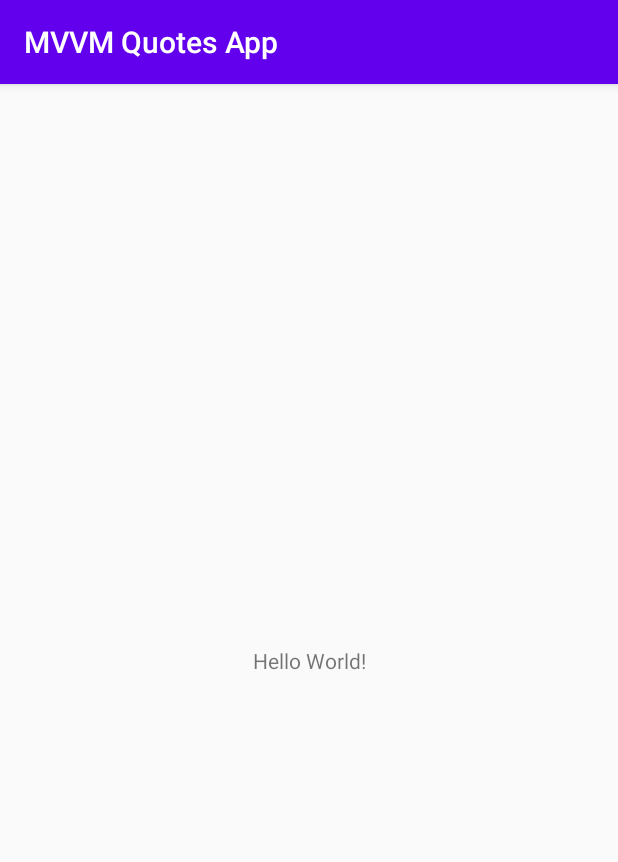
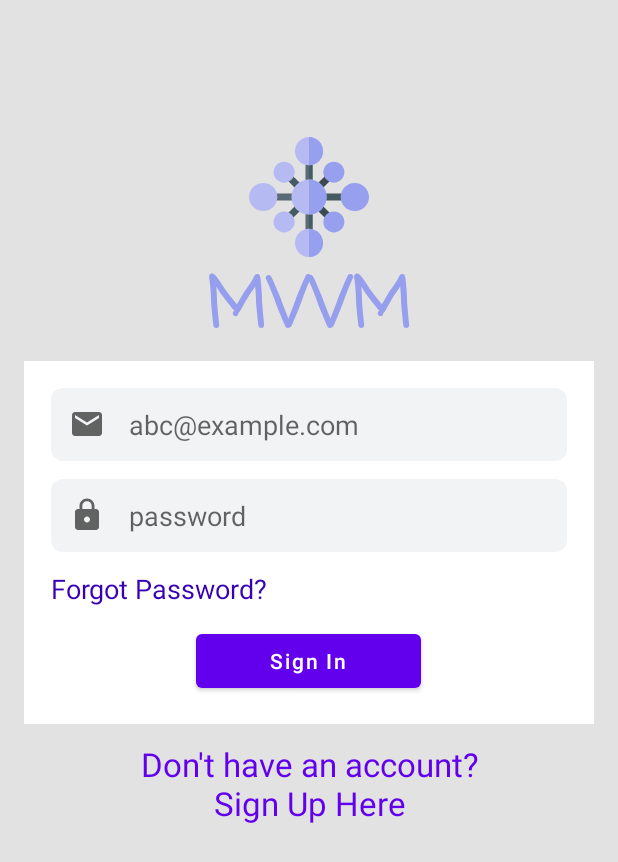
Before and after one commit to bluntbrain/android-quotes, an Android app: the screen it shows after launch (MainActivity before the commit, LoginActivity after it), on a phone screen of 412 x 824 dp. Shown: the top 862 px of the screen. Run offline under Robolectric (Android 15) with nearby library versions, the phone set to English and light mode, and no system bars.

Commit message:
added dependencies and layout

```diff
--- a/app/src/main/AndroidManifest.xml
+++ b/app/src/main/AndroidManifest.xml
@@ -9,7 +9,8 @@
         android:roundIcon="@mipmap/ic_launcher_round"
         android:supportsRtl="true"
         android:theme="@style/AppTheme">
-        <activity android:name=".MainActivity">
+        <activity android:name=".ui.auth.SignupActivity"></activity>
+        <activity android:name=".ui.auth.LoginActivity">
             <intent-filter>
                 <action android:name="android.intent.action.MAIN" />
 
--- a/app/src/main/java/com/ishanlakhwani/mvvmquotesapp/MainActivity.kt
+++ b/app/src/main/java/com/ishanlakhwani/mvvmquotesapp/ui/auth/LoginActivity.kt
@@ -1,11 +1,12 @@
-package com.ishanlakhwani.mvvmquotesapp
+package com.ishanlakhwani.mvvmquotesapp.ui.auth
 
 import androidx.appcompat.app.AppCompatActivity
 import android.os.Bundle
+import com.ishanlakhwani.mvvmquotesapp.R
 
-class MainActivity : AppCompatActivity() {
+class LoginActivity : AppCompatActivity() {
     override fun onCreate(savedInstanceState: Bundle?) {
         super.onCreate(savedInstanceState)
-        setContentView(R.layout.activity_main)
+        setContentView(R.layout.activity_login)
     }
 }
--- /dev/null
+++ b/app/src/main/java/com/ishanlakhwani/mvvmquotesapp/ui/auth/SignupActivity.kt
@@ -0,0 +1,12 @@
+package com.ishanlakhwani.mvvmquotesapp.ui.auth
+
+import androidx.appcompat.app.AppCompatActivity
+import android.os.Bundle
+import com.ishanlakhwani.mvvmquotesapp.R
+
+class SignupActivity : AppCompatActivity() {
+    override fun onCreate(savedInstanceState: Bundle?) {
+        super.onCreate(savedInstanceState)
+        setContentView(R.layout.activity_signup)
+    }
+}
--- /dev/null
+++ b/app/src/main/res/drawable/edit_text_round_gray_background.xml
@@ -0,0 +1,12 @@
+<?xml version="1.0" encoding="utf-8"?>
+<shape xmlns:android="http://schemas.android.com/apk/res/android"
+       android:shape="rectangle" android:padding="10dp">
+
+    <solid android:color="#f1f3f4"/>
+
+    <corners
+            android:bottomRightRadius="8dp"
+            android:bottomLeftRadius="8dp"
+            android:topLeftRadius="8dp"
+            android:topRightRadius="8dp"/>
+</shape>
--- /dev/null
+++ b/app/src/main/res/drawable/ic_app_logo.xml
@@ -0,0 +1,25 @@
+<vector android:height="24dp" android:viewportHeight="512"
+    android:viewportWidth="512" android:width="24dp" xmlns:android="http://schemas.android.com/apk/res/android">
+    <path android:fillColor="#3b4a51" android:pathData="m309.027,287.813 l42.438,42.438 -21.211,21.211 -42.438,-42.438zM309.027,287.813"/>
+    <path android:fillColor="#3b4a51" android:pathData="m330.25,160.535 l21.211,21.211 -42.434,42.434 -21.211,-21.211zM330.25,160.535"/>
+    <path android:fillColor="#465a61" android:pathData="m181.746,160.535 l42.438,42.434 -21.211,21.211 -42.438,-42.434zM181.746,160.535"/>
+    <path android:fillColor="#465a61" android:pathData="m202.973,287.813 l21.211,21.211 -42.434,42.438 -21.211,-21.211zM202.973,287.813"/>
+    <path android:fillColor="#465a61" android:pathData="m312.5,241h93.5v30h-93.5zM312.5,241"/>
+    <path android:fillColor="#596c76" android:pathData="m241,106h30v90h-30zM241,106"/>
+    <path android:fillColor="#465a61" android:pathData="m256,106h15v90h-15zM256,106"/>
+    <path android:fillColor="#596c76" android:pathData="m106,241h90v30h-90zM106,241"/>
+    <path android:fillColor="#596c76" android:pathData="m241,316h30v90h-30zM241,316"/>
+    <path android:fillColor="#465a61" android:pathData="m256,316h15v90h-15zM256,316"/>
+    <path android:fillColor="#b5baf3" android:pathData="m256,181c-41.398,0 -75,33.602 -75,75s33.602,75 75,75 75,-33.602 75,-75 -33.602,-75 -75,-75zM256,181"/>
+    <path android:fillColor="#979fef" android:pathData="m451,316c-33.09,0 -60,-26.91 -60,-60s26.91,-60 60,-60 61,26.91 61,60 -27.91,60 -61,60zM451,316"/>
+    <path android:fillColor="#b5baf3" android:pathData="m61,316c-33.09,0 -61,-26.91 -61,-60s27.91,-60 61,-60 60,26.91 60,60 -26.91,60 -60,60zM61,316"/>
+    <path android:fillColor="#b5baf3" android:pathData="m256,391c-33,0 -60,28 -60,61s27,60 60,60 60,-27 60,-60 -27,-61 -60,-61zM256,391"/>
+    <path android:fillColor="#b5baf3" android:pathData="m256,0c-33,0 -60,28 -60,61s27,60 60,60 60,-27 60,-60 -27,-61 -60,-61zM256,0"/>
+    <path android:fillColor="#979fef" android:pathData="m330.238,181.746c-17.488,-17.488 -17.652,-45.949 0,-63.633 16.977,-16.992 46.641,-16.992 63.648,0 17.629,17.633 17.543,46.102 0,63.648 -17.645,17.609 -46.102,17.531 -63.648,-0.016zM330.238,181.746"/>
+    <path android:fillColor="#b5baf3" android:pathData="m118.113,393.887c-17.633,-17.633 -17.547,-46.102 0,-63.648 17.023,-17.008 46.672,-16.961 63.648,0.016 17.543,17.543 17.602,46.016 -0.016,63.633 -17.531,17.563 -46.016,17.617 -63.633,0zM118.113,393.887"/>
+    <path android:fillColor="#979fef" android:pathData="m330.238,393.887c-17.613,-17.645 -17.531,-46.102 0.016,-63.648 16.945,-16.949 46.598,-17.008 63.633,0 17.563,17.566 17.617,46.031 0,63.648 -17.633,17.633 -46.102,17.547 -63.648,0zM330.238,393.887"/>
+    <path android:fillColor="#b5baf3" android:pathData="m118.113,181.746c-17.563,-17.531 -17.617,-46.016 0,-63.633 16.992,-16.992 46.672,-16.992 63.648,0 17.602,17.633 17.547,46.086 -0.016,63.648 -17.543,17.543 -46.016,17.602 -63.633,-0.016zM118.113,181.746"/>
+    <path android:fillColor="#979fef" android:pathData="m316,452c0,33 -27,60 -60,60v-121c33,0 60,28 60,61zM316,452"/>
+    <path android:fillColor="#979fef" android:pathData="m256,121v-121c33,0 60,28 60,61s-27,60 -60,60zM256,121"/>
+    <path android:fillColor="#979fef" android:pathData="m256,331v-150c41.398,0 75,33.602 75,75s-33.602,75 -75,75zM256,331"/>
+</vector>
--- /dev/null
+++ b/app/src/main/res/drawable/ic_email.xml
@@ -0,0 +1,5 @@
+<vector android:height="24dp" android:tint="#616363"
+    android:viewportHeight="24.0" android:viewportWidth="24.0"
+    android:width="24dp" xmlns:android="http://schemas.android.com/apk/res/android">
+    <path android:fillColor="#FF000000" android:pathData="M20,4L4,4c-1.1,0 -1.99,0.9 -1.99,2L2,18c0,1.1 0.9,2 2,2h16c1.1,0 2,-0.9 2,-2L22,6c0,-1.1 -0.9,-2 -2,-2zM20,8l-8,5 -8,-5L4,6l8,5 8,-5v2z"/>
+</vector>
--- /dev/null
+++ b/app/src/main/res/drawable/ic_lock.xml
@@ -0,0 +1,5 @@
+<vector android:height="24dp" android:tint="#616363"
+    android:viewportHeight="24.0" android:viewportWidth="24.0"
+    android:width="24dp" xmlns:android="http://schemas.android.com/apk/res/android">
+    <path android:fillColor="#FF000000" android:pathData="M18,8h-1L17,6c0,-2.76 -2.24,-5 -5,-5S7,3.24 7,6v2L6,8c-1.1,0 -2,0.9 -2,2v10c0,1.1 0.9,2 2,2h12c1.1,0 2,-0.9 2,-2L20,10c0,-1.1 -0.9,-2 -2,-2zM12,17c-1.1,0 -2,-0.9 -2,-2s0.9,-2 2,-2 2,0.9 2,2 -0.9,2 -2,2zM15.1,8L8.9,8L8.9,6c0,-1.71 1.39,-3.1 3.1,-3.1 1.71,0 3.1,1.39 3.1,3.1v2z"/>
+</vector>
--- /dev/null
+++ b/app/src/main/res/drawable/ic_name.xml
@@ -0,0 +1,5 @@
+<vector android:height="24dp" android:tint="#616363"
+    android:viewportHeight="24.0" android:viewportWidth="24.0"
+    android:width="24dp" xmlns:android="http://schemas.android.com/apk/res/android">
+    <path android:fillColor="#FF000000" android:pathData="M3,5v14c0,1.1 0.89,2 2,2h14c1.1,0 2,-0.9 2,-2L21,5c0,-1.1 -0.9,-2 -2,-2L5,3c-1.11,0 -2,0.9 -2,2zM15,9c0,1.66 -1.34,3 -3,3s-3,-1.34 -3,-3 1.34,-3 3,-3 3,1.34 3,3zM6,17c0,-2 4,-3.1 6,-3.1s6,1.1 6,3.1v1L6,18v-1z"/>
+</vector>
--- /dev/null
+++ b/app/src/main/res/layout/activity_login.xml
@@ -0,0 +1,128 @@
+<?xml version="1.0" encoding="utf-8"?>
+<androidx.constraintlayout.widget.ConstraintLayout xmlns:android="http://schemas.android.com/apk/res/android"
+    xmlns:app="http://schemas.android.com/apk/res-auto"
+    xmlns:tools="http://schemas.android.com/tools"
+    android:layout_width="match_parent"
+    android:layout_height="match_parent"
+    tools:context=".ui.auth.LoginActivity">
+
+    <androidx.coordinatorlayout.widget.CoordinatorLayout
+        android:id="@+id/root_layout"
+        android:layout_width="match_parent"
+        android:layout_height="match_parent"
+        android:background="#E2E2E2"
+        tools:context=".ui.auth.LoginActivity">
+
+
+        <RelativeLayout
+            android:layout_width="match_parent"
+            android:layout_height="wrap_content"
+            android:padding="16dp">
+
+            <ImageView
+                android:id="@+id/image_view_logo"
+                android:layout_width="80dp"
+                android:layout_height="80dp"
+                android:layout_centerHorizontal="true"
+                android:layout_marginTop="75dp"
+                android:background="@drawable/ic_app_logo" />
+
+            <LinearLayout
+                android:id="@+id/linearLayout1"
+                android:layout_width="match_parent"
+                android:layout_height="wrap_content"
+                android:layout_below="@id/image_view_logo"
+                android:orientation="vertical">
+
+                <TextView
+                    android:layout_width="wrap_content"
+                    android:layout_height="wrap_content"
+                    android:layout_gravity="center_horizontal"
+                    android:text="MVVM"
+                    android:textAllCaps="false"
+                    android:textAppearance="@style/TextAppearance.AppCompat.Display2"
+                    android:textColor="#969EEE"
+                    android:textStyle="bold"
+                    android:typeface="monospace"
+                    app:fontFamily="casual" />
+
+            </LinearLayout>
+
+            <LinearLayout
+                android:id="@+id/linearLayout2"
+                android:layout_width="match_parent"
+                android:layout_height="wrap_content"
+                android:layout_below="@id/linearLayout1"
+                android:background="#ffffff"
+                android:orientation="vertical"
+                android:padding="18dp">
+
+                <EditText
+                    android:id="@+id/edit_text_email"
+                    android:layout_width="match_parent"
+                    android:layout_height="match_parent"
+                    android:layout_marginBottom="12dp"
+                    android:background="@drawable/edit_text_round_gray_background"
+                    android:drawableLeft="@drawable/ic_email"
+                    android:drawablePadding="16dp"
+                    android:hint="abc@example.com"
+                    android:inputType="textEmailAddress"
+                    android:padding="12dp" />
+
+                <EditText
+                    android:id="@+id/edit_text_password"
+                    android:layout_width="match_parent"
+                    android:layout_height="match_parent"
+                    android:layout_marginBottom="12dp"
+                    android:background="@drawable/edit_text_round_gray_background"
+                    android:drawableLeft="@drawable/ic_lock"
+                    android:drawablePadding="16dp"
+                    android:hint="password"
+                    android:inputType="textPassword"
+                    android:padding="12dp" />
+
+                <TextView
+                    android:id="@+id/text_view_forget_password"
+                    android:layout_width="wrap_content"
+                    android:layout_height="wrap_content"
+                    android:layout_marginBottom="12dp"
+                    android:text="Forgot Password?"
+                    android:textAppearance="@style/TextAppearance.AppCompat.Medium"
+                    android:textColor="@color/colorPrimaryDark" />
+
+                <Button
+                    android:id="@+id/button_sign_in"
+                    android:layout_width="150dp"
+                    android:layout_height="wrap_content"
+                    android:layout_gravity="center_horizontal"
+                    android:text="Sign In"
+                    android:textAllCaps="false" />
+
+            </LinearLayout>
+
+            <TextView
+                android:id="@+id/text_view_sign_up"
+                android:layout_width="wrap_content"
+                android:layout_height="wrap_content"
+                android:layout_below="@id/linearLayout2"
+                android:layout_centerHorizontal="true"
+                android:layout_marginTop="12dp"
+                android:text="Don't have an account?\nSign Up Here"
+                android:textAlignment="center"
+                android:textAppearance="@style/TextAppearance.AppCompat.Large"
+                android:textColor="@color/colorPrimary" />
+
+        </RelativeLayout>
+
+        <ProgressBar
+            android:id="@+id/progress_bar"
+            android:layout_width="wrap_content"
+            android:layout_height="wrap_content"
+            android:layout_gravity="center_horizontal|center_vertical"
+            android:visibility="invisible" />
+
+
+    </androidx.coordinatorlayout.widget.CoordinatorLayout>
+
+
+</androidx.constraintlayout.widget.ConstraintLayout>
--- a/app/src/main/res/layout/activity_main.xml
+++ b/app/src/main/res/layout/activity_signup.xml
@@ -4,15 +4,6 @@
     xmlns:tools="http://schemas.android.com/tools"
     android:layout_width="match_parent"
     android:layout_height="match_parent"
-    tools:context=".MainActivity">
-
-    <TextView
-        android:layout_width="wrap_content"
-        android:layout_height="wrap_content"
-        android:text="Hello World!"
-        app:layout_constraintBottom_toBottomOf="parent"
-        app:layout_constraintLeft_toLeftOf="parent"
-        app:layout_constraintRight_toRightOf="parent"
-        app:layout_constraintTop_toTopOf="parent" />
+    tools:context=".ui.auth.SignupActivity">
 
 </androidx.constraintlayout.widget.ConstraintLayout>
--- a/app/src/main/res/values/styles.xml
+++ b/app/src/main/res/values/styles.xml
@@ -1,6 +1,6 @@
 <resources>
     <!-- Base application theme. -->
-    <style name="AppTheme" parent="Theme.AppCompat.Light.DarkActionBar">
+    <style name="AppTheme" parent="Theme.MaterialComponents.Light.NoActionBar">
         <!-- Customize your theme here. -->
         <item name="colorPrimary">@color/colorPrimary</item>
         <item name="colorPrimaryDark">@color/colorPrimaryDark</item>
--- a/build.gradle
+++ b/build.gradle
@@ -11,6 +11,8 @@ buildscript {
 
         // NOTE: Do not place your application dependencies here; they belong
         // in the individual module build.gradle files
+        classpath "androidx.navigation:navigation-safe-args-gradle-plugin:2.2.0-alpha02"
+
     }
 }
 
--- a/gradle.properties
+++ b/gradle.properties
@@ -19,3 +19,4 @@ android.useAndroidX=true
 android.enableJetifier=true
 # Kotlin code style for this project: "official" or "obsolete":
 kotlin.code.style=official
+android.databinding.enableV2=true
```
Also changed, not shown: app/build.gradle (+39 -0 lines).
